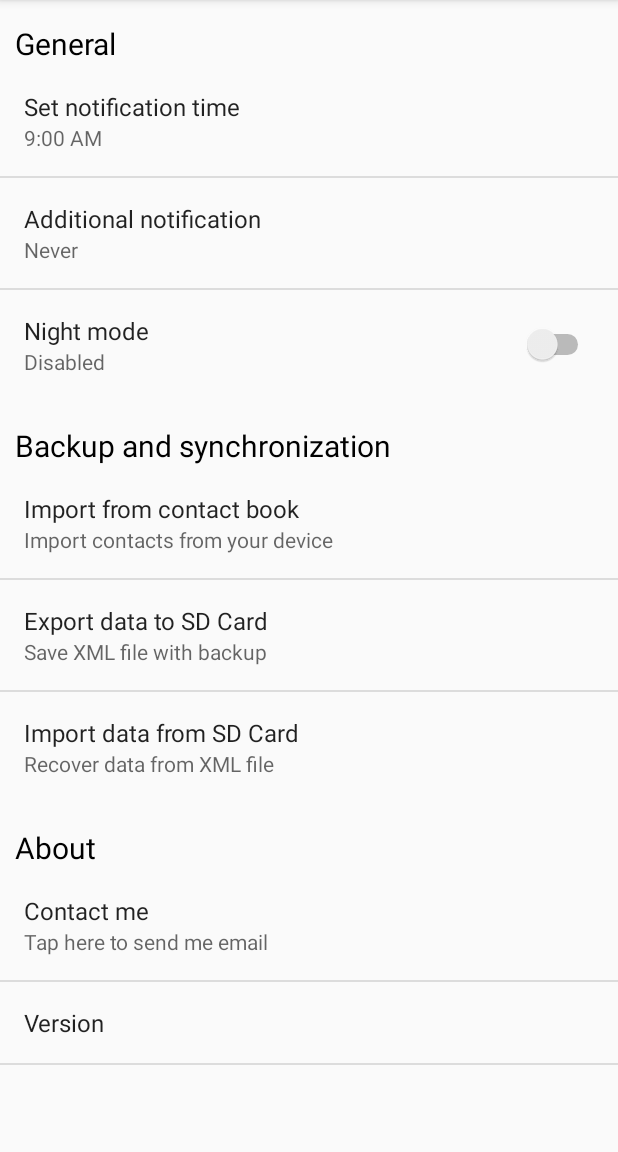
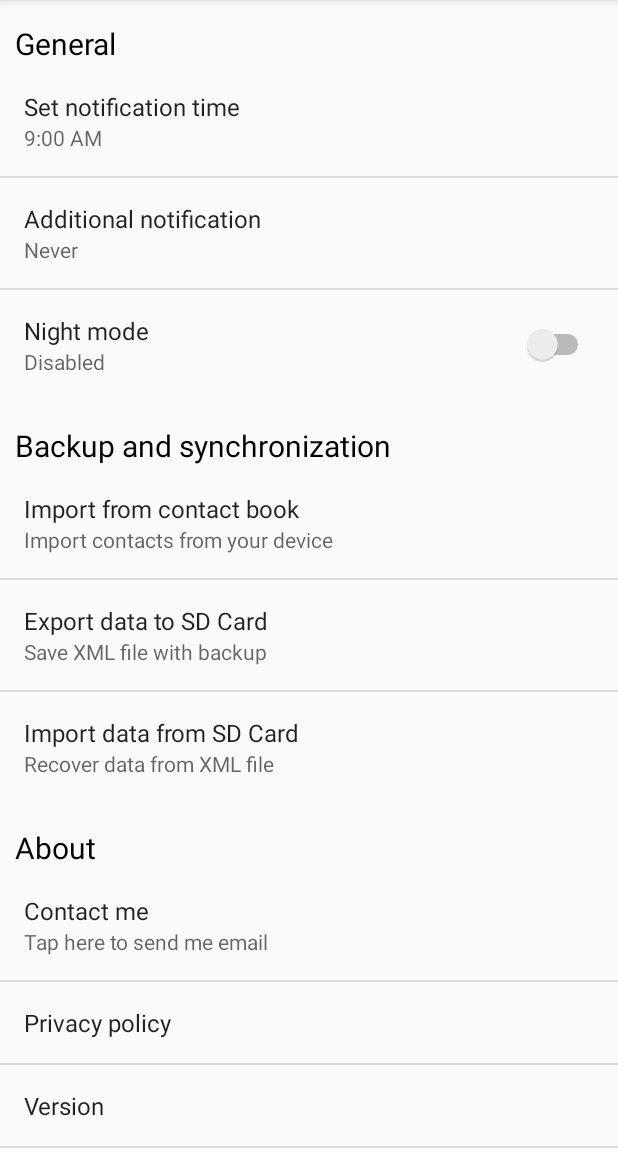
Before and after one commit to PlanesWalkerr/EventsReminder, an Android app: the screen it shows after launch (SettingsActivity), after a tap on "Show settings", on a phone screen of 412 x 824 dp, the part 84-1236 px from its top. Run offline under Robolectric (Android 15) with nearby library versions, the phone set to English and light mode, and no system bars; our stand-ins replace ButterKnife.

Commit message:
added privacy policy preference

```diff
--- a/app/src/main/java/com/makhovyk/eventsreminder/fragments/ReminderPreferenceFragment.java
+++ b/app/src/main/java/com/makhovyk/eventsreminder/fragments/ReminderPreferenceFragment.java
@@ -5,6 +5,7 @@ import android.content.Intent;
 import android.content.SharedPreferences;
 import android.content.pm.PackageInfo;
 import android.content.pm.PackageManager;
+import android.net.Uri;
 import android.os.Bundle;
 import android.preference.ListPreference;
 import android.preference.Preference;
@@ -48,6 +49,7 @@ public class ReminderPreferenceFragment extends PreferenceFragment implements On
     SwitchPreference switchModePref;
     Preference versionPref;
     Preference contactMePref;
+    Preference privacyPolicyPref;
     ListPreference additionalNotificationPref;
 
     @Override
@@ -169,6 +171,16 @@ public class ReminderPreferenceFragment extends PreferenceFragment implements On
                 return true;
             }
         });
+
+        privacyPolicyPref = findPreference(getString(R.string.key_privacy_policy));
+        privacyPolicyPref.setOnPreferenceClickListener(new Preference.OnPreferenceClickListener() {
+            @Override
+            public boolean onPreferenceClick(Preference preference) {
+                getActivity().startActivity(Intent.createChooser(new Intent(Intent.ACTION_VIEW,
+                        Uri.parse(getString(R.string.privacy_policy_link))), null));
+                return true;
+            }
+        });
     }
 
     private void restartApp() {
--- a/app/src/main/res/values/strings.xml
+++ b/app/src/main/res/values/strings.xml
@@ -25,6 +25,7 @@
     <string name="key_version" translatable="false">version</string>
     <string name="key_contact_me" translatable="false">contact_me</string>
     <string name="key_additional_notification">key_additional_notification</string>
+    <string name="key_privacy_policy">key_privacy_policy</string>
 
     <!--SettingsActivity-->
     <string name="set">Set</string>
@@ -45,6 +46,9 @@
     <string name="general">General</string>
     <string name="backup_and_synchronization">Backup and synchronization</string>
     <string name="additional_notification">Additional notification</string>
+    <string name="privacy_policy">Privacy policy</string>
+    <string name="privacy_policy_link" translatable="false">
+        https://cdn.rawgit.com/PlanesWalkerr/Reminder/84768608/privacy_policy.html</string>
 
     <string name="entry_never">Never</string>
     <string name="entry_1_day">1 day before</string>
--- a/app/src/main/res/xml/settings.xml
+++ b/app/src/main/res/xml/settings.xml
@@ -51,6 +51,9 @@
             android:summary="@string/contact_me_summary"
             android:title="@string/contact_me" />
         <Preference
+            android:key="@string/key_privacy_policy"
+            android:title="@string/privacy_policy" />
+        <Preference
             android:key="@string/key_version"
             android:summary="1.0"
             android:title="@string/version" />
```
Also changed, not shown: 1 other file.
